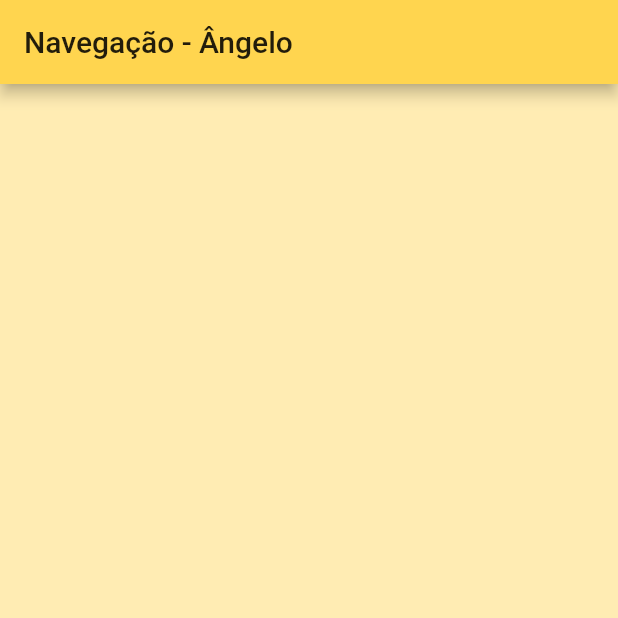
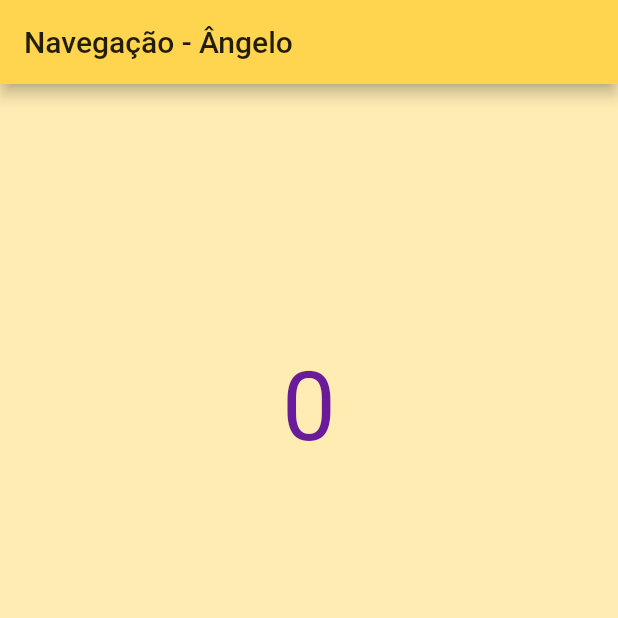
Before and after one commit to MSavioti/Estudo-Navegacao-Flutter, a Flutter app: the screen it shows after launch, on a phone screen of 412 x 824 dp, the top half of it. Run offline on Flutter 3.47's test engine with Material 2 defaults, Android fonts, the phone set to English and light mode, and no system bars.

Commit message:
adicionado texto do contador

```diff
--- a/lib/main.dart
+++ b/lib/main.dart
@@ -38,12 +38,33 @@ class HomePage extends StatefulWidget {
 }
 
 class _HomePageState extends State<HomePage> {
+  int _counter = 0;
+
   @override
   Widget build(BuildContext context) {
+    double _counterCanvasHeight = MediaQuery.of(context).size.height / 2;
+
     return Scaffold(
-      appBar: AppBar(
-        title: Text(widget.title),
-      ),
-    );
+        appBar: AppBar(
+          title: Text(widget.title),
+        ),
+        body: Center(
+          child: SizedBox(
+            height: _counterCanvasHeight,
+            child: Column(
+              mainAxisAlignment: MainAxisAlignment.start,
+              crossAxisAlignment: CrossAxisAlignment.center,
+              children: [
+                Text(
+                  _counter.toString(),
+                  style: TextStyle(
+                    fontSize: 64.0,
+                    color: Colors.purple[800],
+                  ),
+                ),
+              ],
+            ),
+          ),
+        ));
   }
 }
```
